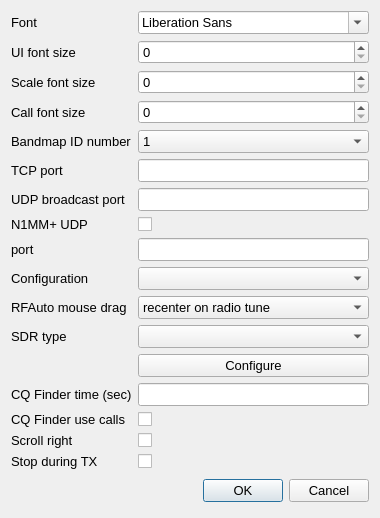
n4ogw/so2sdr, file so2sdr-bandmap/sdrdialog.ui: the form before one commit.
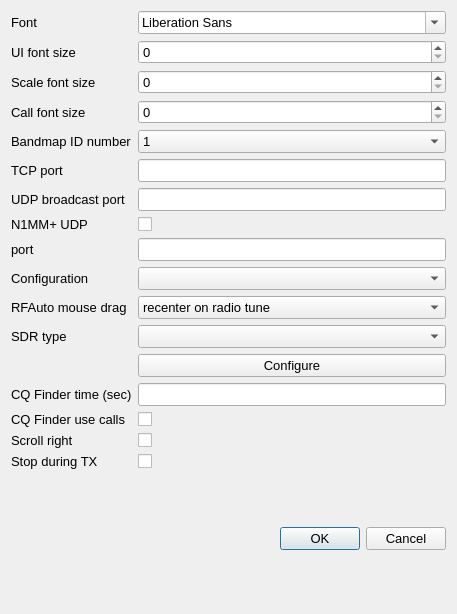
The form after the commit.

What changed in the file:
```diff
--- a/so2sdr-bandmap/sdrdialog.ui
+++ b/so2sdr-bandmap/sdrdialog.ui
@@ -6,8 +6,8 @@
    <rect>
     <x>0</x>
     <y>0</y>
-    <width>380</width>
-    <height>518</height>
+    <width>457</width>
+    <height>614</height>
    </rect>
   </property>
   <property name="sizePolicy">
@@ -25,7 +25,7 @@
   <property name="maximumSize">
    <size>
     <width>600</width>
-    <height>661</height>
+    <height>1000</height>
    </size>
   </property>
   <property name="font">
@@ -55,7 +55,7 @@
      <item row="4" column="1">
       <widget class="QComboBox" name="comboBoxIDNumber">
        <property name="sizePolicy">
-        <sizepolicy hsizetype="Preferred" vsizetype="MinimumExpanding">
+        <sizepolicy hsizetype="Preferred" vsizetype="Preferred">
          <horstretch>0</horstretch>
          <verstretch>0</verstretch>
         </sizepolicy>
@@ -91,7 +91,7 @@
      <item row="5" column="1">
       <widget class="QLineEdit" name="tcpPortLineEdit">
        <property name="sizePolicy">
-        <sizepolicy hsizetype="MinimumExpanding" vsizetype="MinimumExpanding">
+        <sizepolicy hsizetype="MinimumExpanding" vsizetype="Preferred">
          <horstretch>0</horstretch>
          <verstretch>0</verstretch>
         </sizepolicy>
@@ -111,7 +111,7 @@
      <item row="6" column="1">
       <widget class="QLineEdit" name="udpPortLineEdit">
        <property name="sizePolicy">
-        <sizepolicy hsizetype="MinimumExpanding" vsizetype="MinimumExpanding">
+        <sizepolicy hsizetype="MinimumExpanding" vsizetype="Preferred">
          <horstretch>0</horstretch>
          <verstretch>0</verstretch>
         </sizepolicy>
@@ -130,6 +130,12 @@
      </item>
      <item row="7" column="1">
       <widget class="QCheckBox" name="n1mmUdpCheckBox">
+       <property name="sizePolicy">
+        <sizepolicy hsizetype="Minimum" vsizetype="Preferred">
+         <horstretch>0</horstretch>
+         <verstretch>0</verstretch>
+        </sizepolicy>
+       </property>
        <property name="toolTip">
         <string>listen for udp broadcasts from N1MM (experimental)</string>
        </property>
@@ -145,7 +151,7 @@
      <item row="8" column="1">
       <widget class="QLineEdit" name="n1mmUdpLineEdit">
        <property name="sizePolicy">
-        <sizepolicy hsizetype="MinimumExpanding" vsizetype="MinimumExpanding">
+        <sizepolicy hsizetype="MinimumExpanding" vsizetype="Preferred">
          <horstretch>0</horstretch>
          <verstretch>0</verstretch>
         </sizepolicy>
@@ -165,7 +171,7 @@
      <item row="11" column="1">
       <widget class="QComboBox" name="comboBoxSdrType">
        <property name="sizePolicy">
-        <sizepolicy hsizetype="Preferred" vsizetype="MinimumExpanding">
+        <sizepolicy hsizetype="Preferred" vsizetype="Preferred">
          <horstretch>0</horstretch>
          <verstretch>0</verstretch>
         </sizepolicy>
@@ -175,7 +181,7 @@
      <item row="12" column="1">
       <widget class="QPushButton" name="configureButton">
        <property name="sizePolicy">
-        <sizepolicy hsizetype="Minimum" vsizetype="MinimumExpanding">
+        <sizepolicy hsizetype="Minimum" vsizetype="Preferred">
          <horstretch>0</horstretch>
          <verstretch>0</verstretch>
         </sizepolicy>
@@ -195,7 +201,7 @@
      <item row="13" column="1">
       <widget class="QLineEdit" name="lineEditIntegTime">
        <property name="sizePolicy">
-        <sizepolicy hsizetype="Expanding" vsizetype="MinimumExpanding">
+        <sizepolicy hsizetype="Expanding" vsizetype="Preferred">
          <horstretch>0</horstretch>
          <verstretch>0</verstretch>
         </sizepolicy>
@@ -208,7 +214,7 @@
      <item row="14" column="1">
       <widget class="QCheckBox" name="cqFinderCallsCheckbox">
        <property name="sizePolicy">
-        <sizepolicy hsizetype="Minimum" vsizetype="MinimumExpanding">
+        <sizepolicy hsizetype="Minimum" vsizetype="Preferred">
          <horstretch>0</horstretch>
          <verstretch>0</verstretch>
         </sizepolicy>
@@ -231,7 +237,7 @@
      <item row="15" column="1">
       <widget class="QCheckBox" name="reverseScrollCheckBox">
        <property name="sizePolicy">
-        <sizepolicy hsizetype="Minimum" vsizetype="MinimumExpanding">
+        <sizepolicy hsizetype="Minimum" vsizetype="Preferred">
          <horstretch>0</horstretch>
          <verstretch>0</verstretch>
         </sizepolicy>
@@ -256,7 +262,14 @@
       </widget>
      </item>
      <item row="9" column="1">
-      <widget class="QComboBox" name="modeComboBox"/>
+      <widget class="QComboBox" name="modeComboBox">
+       <property name="sizePolicy">
+        <sizepolicy hsizetype="Preferred" vsizetype="Preferred">
+         <horstretch>0</horstretch>
+         <verstretch>0</verstretch>
+        </sizepolicy>
+       </property>
+      </widget>
      </item>
      <item row="16" column="0">
       <widget class="QLabel" name="label_10">
@@ -267,6 +280,12 @@
      </item>
      <item row="16" column="1">
       <widget class="QCheckBox" name="txStopCheckBox">
+       <property name="sizePolicy">
+        <sizepolicy hsizetype="Minimum" vsizetype="Preferred">
+         <horstretch>0</horstretch>
+         <verstretch>0</verstretch>
+        </sizepolicy>
+       </property>
        <property name="toolTip">
         <string>Stop bandmap during transmit</string>
        </property>
@@ -304,19 +323,53 @@
       </widget>
      </item>
      <item row="0" column="1">
-      <widget class="QFontComboBox" name="fontComboBox"/>
+      <widget class="QFontComboBox" name="fontComboBox">
+       <property name="sizePolicy">
+        <sizepolicy hsizetype="Preferred" vsizetype="Preferred">
+         <horstretch>0</horstretch>
+         <verstretch>0</verstretch>
+        </sizepolicy>
+       </property>
+      </widget>
      </item>
      <item row="1" column="1">
-      <widget class="QSpinBox" name="uiFontSpinBox"/>
+      <widget class="QSpinBox" name="uiFontSpinBox">
+       <property name="sizePolicy">
+        <sizepolicy hsizetype="Minimum" vsizetype="Preferred">
+         <horstretch>0</horstretch>
+         <verstretch>0</verstretch>
+        </sizepolicy>
+       </property>
+      </widget>
      </item>
      <item row="2" column="1">
-      <widget class="QSpinBox" name="scaleFontSpinBox"/>
+      <widget class="QSpinBox" name="scaleFontSpinBox">
+       <property name="sizePolicy">
+        <sizepolicy hsizetype="Minimum" vsizetype="Preferred">
+         <horstretch>0</horstretch>
+         <verstretch>0</verstretch>
+        </sizepolicy>
+       </property>
+      </widget>
      </item>
      <item row="3" column="1">
-      <widget class="QSpinBox" name="callFontSpinBox"/>
+      <widget class="QSpinBox" name="callFontSpinBox">
+       <property name="sizePolicy">
+        <sizepolicy hsizetype="Minimum" vsizetype="Preferred">
+         <horstretch>0</horstretch>
+         <verstretch>0</verstretch>
+        </sizepolicy>
+       </property>
+      </widget>
      </item>
      <item row="10" column="1">
       <widget class="QComboBox" name="rfautoDragCombo">
+       <property name="sizePolicy">
+        <sizepolicy hsizetype="Preferred" vsizetype="Preferred">
+         <horstretch>0</horstretch>
+         <verstretch>0</verstretch>
+        </sizepolicy>
+       </property>
        <item>
         <property name="text">
          <string>recenter on radio tune</string>
@@ -341,7 +394,7 @@
    <item>
     <widget class="QDialogButtonBox" name="buttonBox">
      <property name="sizePolicy">
-      <sizepolicy hsizetype="Minimum" vsizetype="MinimumExpanding">
+      <sizepolicy hsizetype="Minimum" vsizetype="Preferred">
        <horstretch>0</horstretch>
        <verstretch>0</verstretch>
       </sizepolicy>
```
Left out of the diff: 6 changed lines with no effect on the pictures.
